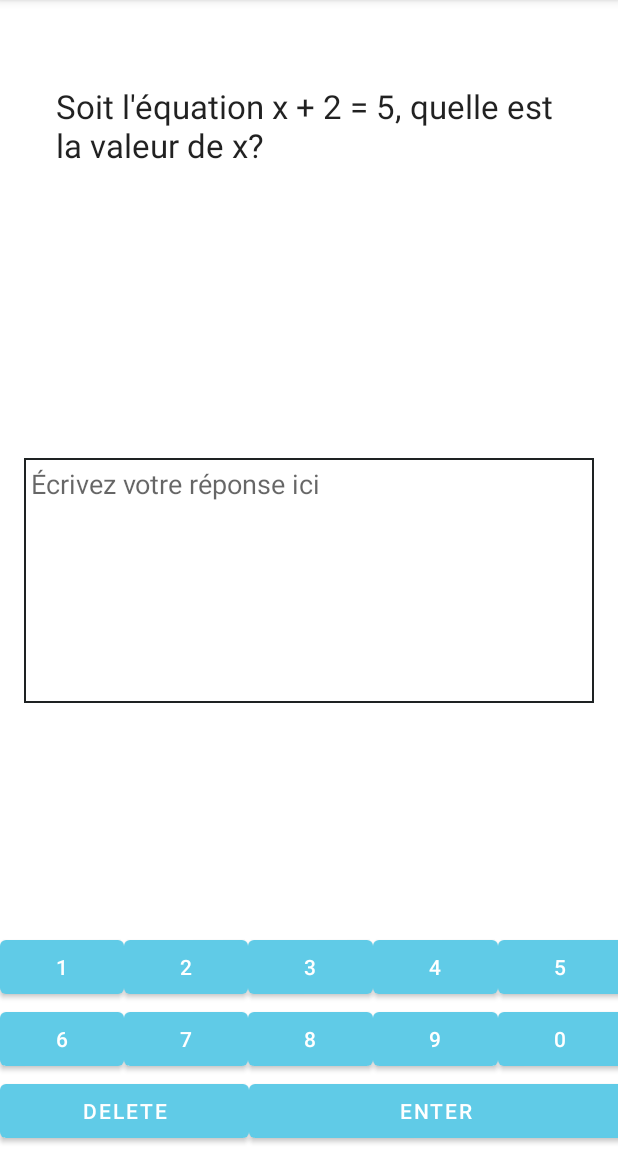
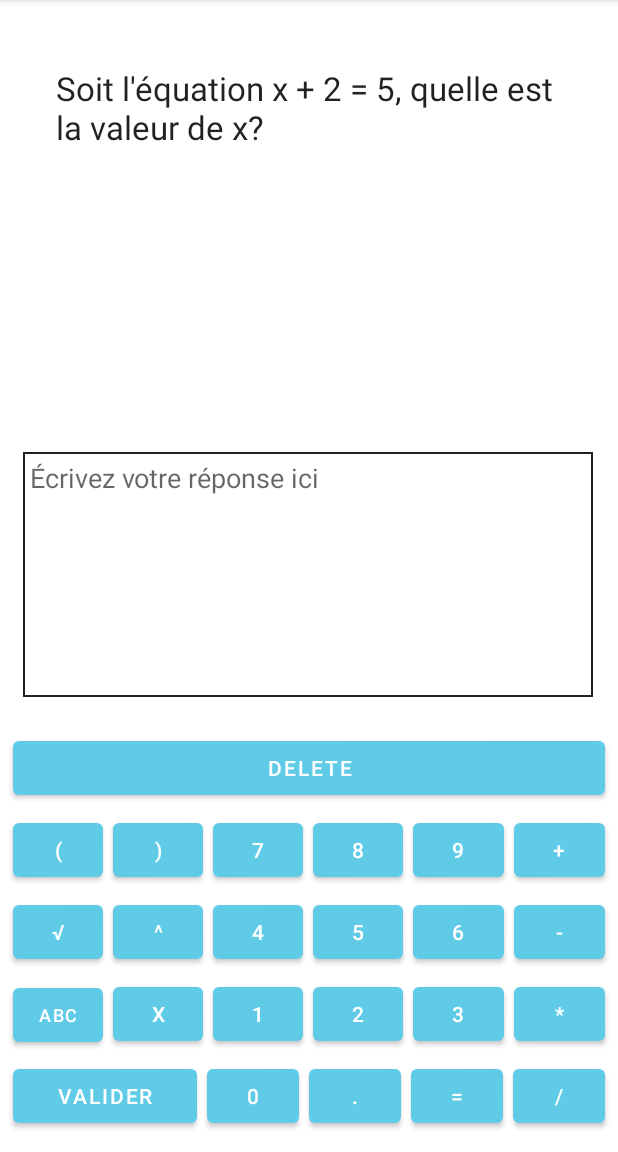
Before and after one commit to TheBoje/Gymaths, an Android app: the screen it shows after launch (ActivityExercices), on a phone screen of 412 x 824 dp, the part 84-1236 px from its top. Run offline under Robolectric (Android 15) with nearby library versions, the phone set to English and light mode, and no system bars.

Commit message:
Seconde version du clavier mathématique plus fournie

```diff
--- a/gymaths/app/src/main/java/com/example/gymaths/MyKeyboard.java
+++ b/gymaths/app/src/main/java/com/example/gymaths/MyKeyboard.java
@@ -12,8 +12,10 @@ import android.widget.LinearLayout;
 
 public class MyKeyboard extends LinearLayout implements View.OnClickListener
 {
-    private Button button1, button2, button3, button4, button5, button6, button7, button8, button9,
-                   button0, buttonDelete, buttonEnter;
+    private Button buttonDelete, buttonOpenParenthesis, buttonCloseParenthesis, button7, button8,
+            button9, buttonPlus, buttonSqrt, buttonPower, button4, button5, button6, buttonMinus,
+            buttonABC, buttonX, button1, button2, button3, buttonMult, buttonValidate, button0,
+            buttonComma, buttonEquals, buttonDivide;
 
     private SparseArray<String> keyValues = new SparseArray<>();
     private InputConnection inputConnection;
@@ -37,42 +39,107 @@ public class MyKeyboard extends LinearLayout implements View.OnClickListener
     private void init(Context context, AttributeSet attrs)
     {
         LayoutInflater.from(context).inflate(R.layout.keyboard, this, true);
+
+        //First Row:
+        buttonDelete = (Button) findViewById(R.id.button_delete);
+        buttonDelete.setOnClickListener(this);
+        keyValues.put(R.id.button_delete, "Delete");
+
+        //Second Row:
+        buttonOpenParenthesis = (Button) findViewById(R.id.button_openParenthesis);
+        buttonOpenParenthesis.setOnClickListener(this);
+        keyValues.put(R.id.button_openParenthesis, "(");
+
+        buttonCloseParenthesis = (Button) findViewById(R.id.button_closeParenthesis);
+        buttonCloseParenthesis.setOnClickListener(this);
+        keyValues.put(R.id.button_closeParenthesis, ")");
+
+        button7 = (Button) findViewById(R.id.button_7);
+        button7.setOnClickListener(this);
+        keyValues.put(R.id.button_7, "7");
+
+        button8 = (Button) findViewById(R.id.button_8);
+        button8.setOnClickListener(this);
+        keyValues.put(R.id.button_8, "8");
+
+        button9 = (Button) findViewById(R.id.button_9);
+        button9.setOnClickListener(this);
+        keyValues.put(R.id.button_9, "9");
+
+        buttonPlus = (Button) findViewById(R.id.button_plus);
+        buttonPlus.setOnClickListener(this);
+        keyValues.put(R.id.button_plus, "+");
+
+        //Third Row:
+        buttonSqrt = (Button) findViewById(R.id.button_sqrt);
+        buttonSqrt.setOnClickListener(this);
+        keyValues.put(R.id.button_sqrt, "√");
+
+        buttonPower = (Button) findViewById(R.id.button_power);
+        buttonPower.setOnClickListener(this);
+        keyValues.put(R.id.button_power, "^");
+
+        button4 = (Button) findViewById(R.id.button_4);
+        button4.setOnClickListener(this);
+        keyValues.put(R.id.button_4, "4");
+
+        button5 = (Button) findViewById(R.id.button_5);
+        button5.setOnClickListener(this);
+        keyValues.put(R.id.button_5, "5");
+
+        button6 = (Button) findViewById(R.id.button_6);
+        button6.setOnClickListener(this);
+        keyValues.put(R.id.button_6, "6");
+
+        buttonMinus = (Button) findViewById(R.id.button_minus);
+        buttonMinus.setOnClickListener(this);
+        keyValues.put(R.id.button_minus, "-");
+
+        //Fourth Row:
+        buttonABC = (Button) findViewById(R.id.button_abc);
+        buttonABC.setOnClickListener(this);
+        keyValues.put(R.id.button_abc, "ABC");
+
+        buttonX = (Button) findViewById(R.id.button_x);
+        buttonX.setOnClickListener(this);
+        keyValues.put(R.id.button_x, "x");
+
         button1 = (Button) findViewById(R.id.button_1);
         button1.setOnClickListener(this);
+        keyValues.put(R.id.button_1, "1");
+
         button2 = (Button) findViewById(R.id.button_2);
         button2.setOnClickListener(this);
+        keyValues.put(R.id.button_2, "2");
+
         button3 = (Button) findViewById(R.id.button_3);
         button3.setOnClickListener(this);
-        button4 = (Button) findViewById(R.id.button_4);
-        button4.setOnClickListener(this);
-        button5 = (Button) findViewById(R.id.button_5);
-        button5.setOnClickListener(this);
-        button6 = (Button) findViewById(R.id.button_6);
-        button6.setOnClickListener(this);
-        button7 = (Button) findViewById(R.id.button_7);
-        button7.setOnClickListener(this);
-        button8 = (Button) findViewById(R.id.button_8);
-        button8.setOnClickListener(this);
-        button9 = (Button) findViewById(R.id.button_9);
-        button9.setOnClickListener(this);
+        keyValues.put(R.id.button_3, "3");
+
+        buttonMult = (Button) findViewById(R.id.button_mult);
+        buttonMult.setOnClickListener(this);
+        keyValues.put(R.id.button_mult, "*");
+
+        //Fifth Row:
+        buttonValidate = (Button) findViewById(R.id.button_validate);
+        buttonValidate .setOnClickListener(this);
+        keyValues.put(R.id.button_validate, "Valider");
+
         button0 = (Button) findViewById(R.id.button_0);
         button0.setOnClickListener(this);
-        buttonDelete = (Button) findViewById(R.id.button_delete);
-        buttonDelete.setOnClickListener(this);
-        buttonEnter = (Button) findViewById(R.id.button_enter);
-        buttonEnter.setOnClickListener(this);
+        keyValues.put(R.id.button_0, "0");
 
-        keyValues.put(R.id.button_1, "1");
-        keyValues.put(R.id.button_2, "2");
-        keyValues.put(R.id.button_3, "3");
-        keyValues.put(R.id.button_4, "4");
-        keyValues.put(R.id.button_5, "5");
-        keyValues.put(R.id.button_6, "6");
-        keyValues.put(R.id.button_7, "7");
-        keyValues.put(R.id.button_8, "8");
-        keyValues.put(R.id.button_9, "9");
-        keyValues.put(R.id.button_0, "0");
-        keyValues.put(R.id.button_enter, "\n");
+        buttonComma = (Button) findViewById(R.id.button_comma);
+        buttonComma.setOnClickListener(this);
+        keyValues.put(R.id.button_comma, ".");
+
+        buttonEquals = (Button) findViewById(R.id.button_equals);
+        buttonEquals.setOnClickListener(this);
+        keyValues.put(R.id.button_equals, "=");
+
+        buttonDivide = (Button) findViewById(R.id.button_divide);
+        buttonDivide.setOnClickListener(this);
+        keyValues.put(R.id.button_divide, "/");
     }
 
     @Override
--- a/gymaths/app/src/main/java/com/example/gymaths/exercices/Fragment5.kt
+++ b/gymaths/app/src/main/java/com/example/gymaths/exercices/Fragment5.kt
@@ -9,6 +9,8 @@ import android.view.inputmethod.EditorInfo
 import android.view.inputmethod.InputConnection
 import android.widget.EditText
 import androidx.fragment.app.Fragment
+import androidx.navigation.fragment.findNavController
+import android.widget.Button
 import com.example.gymaths.MyKeyboard
 import com.example.gymaths.R
 
@@ -31,9 +33,9 @@ class Fragment5 : Fragment()
         val ic : InputConnection  = editText.onCreateInputConnection(EditorInfo())
         keyboard.setInputConnection(ic)
 
-        /*view.findViewById<Button>(R.id.btnValidate).setOnClickListener {
+        view.findViewById<Button>(R.id.button_validate).setOnClickListener {
             findNavController().navigate(R.id.Fragment5To8)
-        }*/
+        }
 
         //Fait apparaître un bouton quand on clique dans le champ texte
         /*view.findViewById<TextInputEditText>(R.id.textInputEditText).setOnClickListener {
--- a/gymaths/app/src/main/java/com/example/gymaths/soutien/ActivitySoutien.kt
+++ b/gymaths/app/src/main/java/com/example/gymaths/soutien/ActivitySoutien.kt
@@ -22,7 +22,8 @@ class ActivitySoutien : AppCompatActivity()
         // Handle action bar item clicks here. The action bar will
         // automatically handle clicks on the Home/Up button, so long
         // as you specify a parent activity in AndroidManifest.xml.
-        return when (item.itemId) {
+        return when (item.itemId)
+        {
             R.id.action_profile -> true
             else -> super.onOptionsItemSelected(item)
         }
--- a/gymaths/app/src/main/res/layout/exercices_fragment5.xml
+++ b/gymaths/app/src/main/res/layout/exercices_fragment5.xml
@@ -7,22 +7,23 @@
     android:layout_height="match_parent"
     tools:context=".exercices.ActivityExercices">
 
+
     <TextView
         android:id="@+id/problemView"
         android:layout_width="337dp"
         android:layout_height="201dp"
         android:layout_marginStart="128dp"
         android:layout_marginLeft="128dp"
-        android:layout_marginTop="112dp"
+        android:layout_marginTop="60dp"
         android:layout_marginEnd="128dp"
         android:layout_marginRight="128dp"
         android:text="@string/exemple_eq"
         android:textAppearance="@style/TextAppearance.AppCompat.Large"
+        app:layout_constraintBottom_toTopOf="@+id/editText"
         app:layout_constraintEnd_toEndOf="parent"
-        app:layout_constraintHorizontal_bias="0.5"
         app:layout_constraintStart_toStartOf="parent"
-        app:layout_constraintTop_toTopOf="parent" />
-
+        app:layout_constraintTop_toTopOf="parent"
+        app:layout_constraintVertical_bias="0.415" />
 
     <Button
         android:id="@+id/btnTest"
@@ -67,29 +68,26 @@
         app:layout_constraintTop_toBottomOf="@+id/problemView" />-->
 
     <EditText
-        android:gravity="start"
-        android:hint="@string/editTextHint"
         android:id="@+id/editText"
         android:layout_width="380dp"
         android:layout_height="163dp"
-        android:layout_marginTop="48dp"
+        android:layout_marginBottom="20dp"
         android:background="@drawable/back"
+        android:gravity="start"
+        android:hint="@string/editTextHint"
+        app:layout_constraintBottom_toTopOf="@+id/keyboard"
         app:layout_constraintEnd_toEndOf="parent"
-        app:layout_constraintHorizontal_bias="0.5"
-        app:layout_constraintStart_toStartOf="parent"
-        app:layout_constraintTop_toBottomOf="@+id/problemView" />
+        app:layout_constraintHorizontal_bias="0.483"
+        app:layout_constraintStart_toStartOf="parent" />
 
     <com.example.gymaths.MyKeyboard
         android:id="@+id/keyboard"
-        android:layout_width="415dp"
-        android:layout_height="147dp"
-        android:layout_marginTop="32dp"
+        android:layout_width="401dp"
+        android:layout_height="279dp"
+        android:layout_marginBottom="4dp"
         android:orientation="vertical"
         app:layout_constraintBottom_toBottomOf="parent"
         app:layout_constraintEnd_toEndOf="parent"
-        app:layout_constraintHorizontal_bias="0.0"
-        app:layout_constraintStart_toStartOf="parent"
-        app:layout_constraintTop_toBottomOf="@+id/editText"
-        app:layout_constraintVertical_bias="1.0" />
+        app:layout_constraintStart_toStartOf="parent" />
 
 </androidx.constraintlayout.widget.ConstraintLayout>
--- a/gymaths/app/src/main/res/layout/keyboard.xml
+++ b/gymaths/app/src/main/res/layout/keyboard.xml
@@ -8,39 +8,12 @@
         android:orientation="horizontal">
 
         <Button
-            android:id="@+id/button_1"
+            android:id="@+id/button_delete"
             android:layout_width="0dp"
             android:layout_height="wrap_content"
-            android:layout_weight="1"
-            android:text="1"/>
-
-        <Button
-            android:id="@+id/button_2"
-            android:layout_width="0dp"
-            android:layout_height="wrap_content"
-            android:layout_weight="1"
-            android:text="2"/>
-
-        <Button
-            android:id="@+id/button_3"
-            android:layout_width="0dp"
-            android:layout_height="wrap_content"
-            android:layout_weight="1"
-            android:text="3"/>
-
-        <Button
-            android:id="@+id/button_4"
-            android:layout_width="0dp"
-            android:layout_height="wrap_content"
-            android:layout_weight="1"
-            android:text="4"/>
-
-        <Button
-            android:id="@+id/button_5"
-            android:layout_width="0dp"
-            android:layout_height="wrap_content"
-            android:layout_weight="1"
-            android:text="5"/>
+            android:layout_weight="6"
+            android:layout_margin="3dp"
+            android:text="Delete"/>
 
     </LinearLayout>
 
@@ -50,17 +23,27 @@
         android:orientation="horizontal">
 
         <Button
-            android:id="@+id/button_6"
+            android:id="@+id/button_openParenthesis"
             android:layout_width="0dp"
             android:layout_height="wrap_content"
             android:layout_weight="1"
-            android:text="6"/>
+            android:layout_margin="3dp"
+            android:text="("/>
+
+        <Button
+            android:id="@+id/button_closeParenthesis"
+            android:layout_width="0dp"
+            android:layout_height="wrap_content"
+            android:layout_weight="1"
+            android:layout_margin="3dp"
+            android:text=")"/>
 
         <Button
             android:id="@+id/button_7"
             android:layout_width="0dp"
             android:layout_height="wrap_content"
             android:layout_weight="1"
+            android:layout_margin="3dp"
             android:text="7"/>
 
         <Button
@@ -68,6 +51,7 @@
             android:layout_width="0dp"
             android:layout_height="wrap_content"
             android:layout_weight="1"
+            android:layout_margin="3dp"
             android:text="8"/>
 
         <Button
@@ -75,14 +59,16 @@
             android:layout_width="0dp"
             android:layout_height="wrap_content"
             android:layout_weight="1"
+            android:layout_margin="3dp"
             android:text="9"/>
 
         <Button
-            android:id="@+id/button_0"
+            android:id="@+id/button_plus"
             android:layout_width="0dp"
             android:layout_height="wrap_content"
             android:layout_weight="1"
-            android:text="0"/>
+            android:layout_margin="3dp"
+            android:text="+"/>
 
     </LinearLayout>
 
@@ -92,19 +78,157 @@
         android:orientation="horizontal">
 
         <Button
-        android:id="@+id/button_delete"
+            android:id="@+id/button_sqrt"
+            android:layout_width="0dp"
+            android:layout_height="wrap_content"
+            android:layout_weight="1"
+            android:layout_margin="3dp"
+            android:text="@string/sqrtSymbol"/>
+
+        <Button
+            android:id="@+id/button_power"
+            android:layout_width="0dp"
+            android:layout_height="wrap_content"
+            android:layout_weight="1"
+            android:layout_margin="3dp"
+            android:text="^"/>
+
+        <Button
+            android:id="@+id/button_4"
+            android:layout_width="0dp"
+            android:layout_height="wrap_content"
+            android:layout_weight="1"
+            android:layout_margin="3dp"
+            android:text="4"/>
+
+        <Button
+            android:id="@+id/button_5"
+            android:layout_width="0dp"
+            android:layout_height="wrap_content"
+            android:layout_weight="1"
+            android:layout_margin="3dp"
+            android:text="5"/>
+
+        <Button
+            android:id="@+id/button_6"
+            android:layout_width="0dp"
+            android:layout_height="wrap_content"
+            android:layout_weight="1"
+            android:layout_margin="3dp"
+            android:text="6"/>
+
+        <Button
+            android:id="@+id/button_minus"
+            android:layout_width="0dp"
+            android:layout_height="wrap_content"
+            android:layout_weight="1"
+            android:layout_margin="3dp"
+            android:text="-"/>
+
+    </LinearLayout>
+
+    <LinearLayout
+        android:layout_width="match_parent"
+        android:layout_height="wrap_content"
+        android:orientation="horizontal">
+
+        <Button
+            android:textSize="12sp"
+            android:id="@+id/button_abc"
+            android:layout_width="0dp"
+            android:layout_height="wrap_content"
+            android:layout_weight="1"
+            android:layout_margin="3dp"
+            android:text="ABC"/>
+
+        <Button
+            android:id="@+id/button_x"
+            android:layout_width="0dp"
+            android:layout_height="wrap_content"
+            android:layout_weight="1"
+            android:layout_margin="3dp"
+            android:text="x"/>
+
+        <Button
+            android:id="@+id/button_1"
+            android:layout_width="0dp"
+            android:layout_height="wrap_content"
+            android:layout_weight="1"
+            android:layout_margin="3dp"
+            android:text="1"/>
+
+        <Button
+            android:id="@+id/button_2"
+            android:layout_width="0dp"
+            android:layout_height="wrap_content"
+            android:layout_weight="1"
+            android:layout_margin="3dp"
+            android:text="2"/>
+
+        <Button
+            android:id="@+id/button_3"
+            android:layout_width="0dp"
+            android:layout_height="wrap_content"
+            android:layout_weight="1"
+            android:layout_margin="3dp"
+            android:text="3"/>
+
+        <Button
+            android:id="@+id/button_mult"
+            android:layout_width="0dp"
+            android:layout_height="wrap_content"
+            android:layout_weight="1"
+            android:layout_margin="3dp"
+            android:text="*"/>
+
+    </LinearLayout>
+
+    <LinearLayout
+        android:layout_width="match_parent"
+        android:layout_height="wrap_content"
+        android:orientation="horizontal">
+
+        <Button
+            android:id="@+id/button_validate"
             android:layout_width="0dp"
             android:layout_height="wrap_content"
             android:layout_weight="2"
-        android:text="Delete"/>
+            android:layout_margin="3dp"
+            android:text="Valider"/>
 
         <Button
-        android:id="@+id/button_enter"
+            android:id="@+id/button_0"
             android:layout_width="0dp"
             android:layout_height="wrap_content"
-        android:layout_weight="3"
-        android:text="Enter"/>
+            android:layout_weight="1"
+            android:layout_margin="3dp"
+            android:text="0"/>
+
+        <Button
+            android:id="@+id/button_comma"
+            android:layout_width="0dp"
+            android:layout_height="wrap_content"
+            android:layout_weight="1"
+            android:layout_margin="3dp"
+            android:text="."/>
+
+        <Button
+            android:id="@+id/button_equals"
+            android:layout_width="0dp"
+            android:layout_height="wrap_content"
+            android:layout_weight="1"
+            android:layout_margin="3dp"
+            android:text="="/>
+
+        <Button
+            android:id="@+id/button_divide"
+            android:layout_width="0dp"
+            android:layout_height="wrap_content"
+            android:layout_weight="1"
+            android:layout_margin="3dp"
+            android:text="/"/>
 
     </LinearLayout>
 
+
 </merge>
```
Also changed, not shown: 2 other files. Lines whose indentation alone changed are shown as unchanged.
